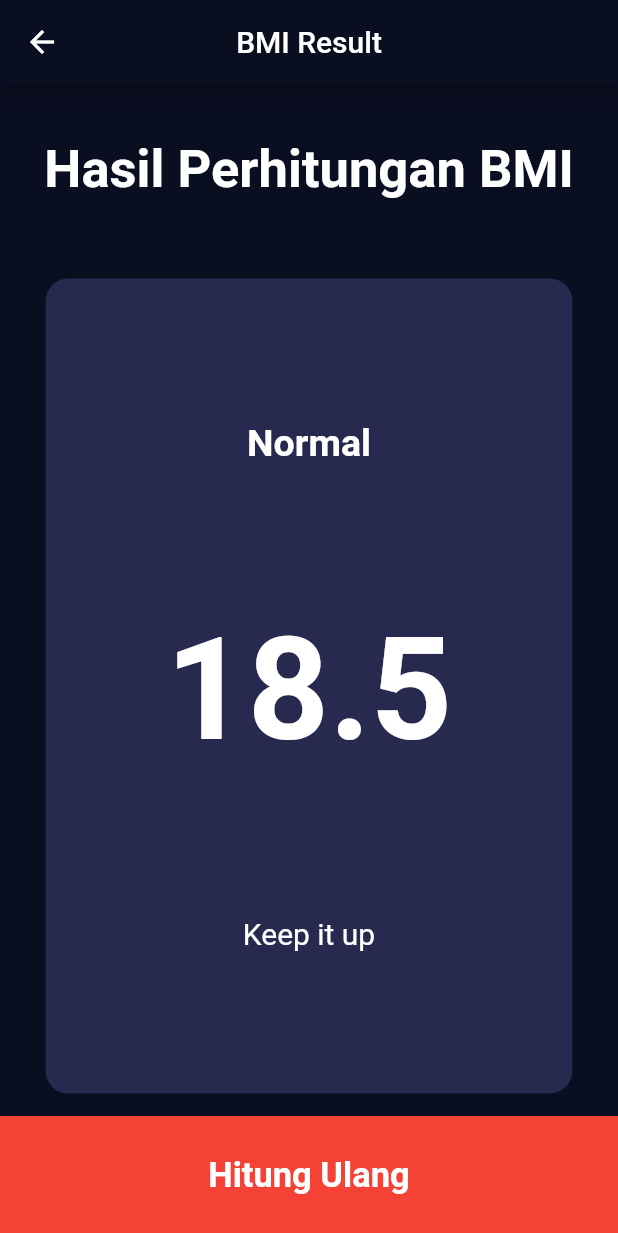
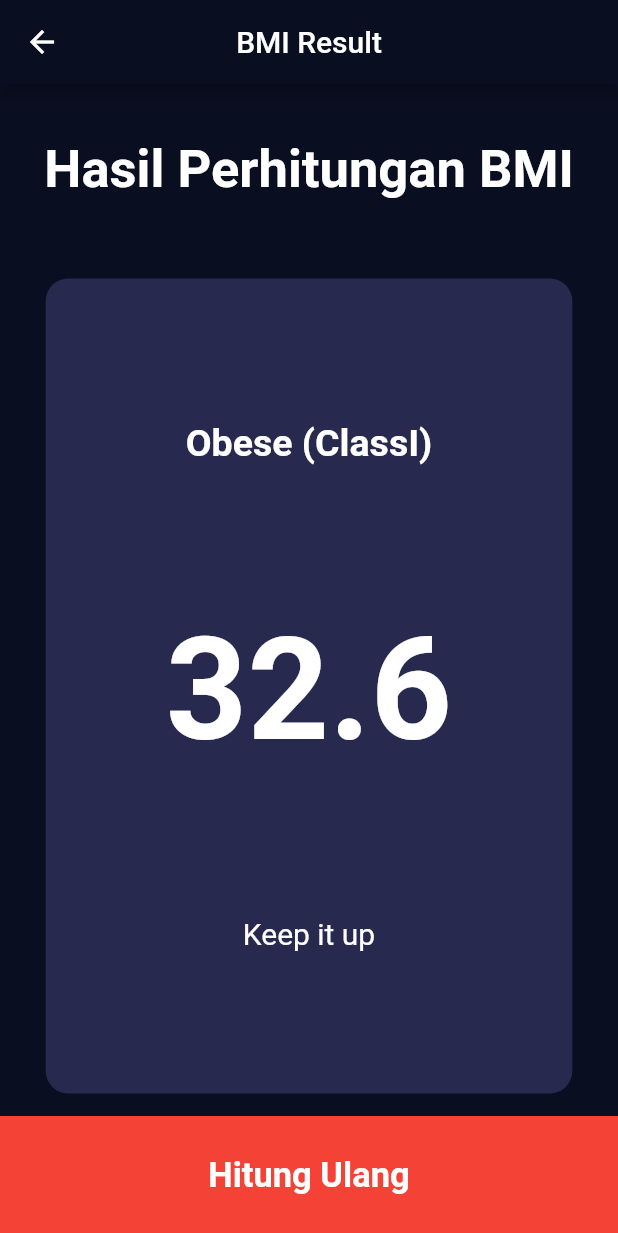
Before and after one commit to 3irham/bmi_calculator_app, a Flutter app: the screen it shows after launch, after a tap on "Hitung BMI", on a phone screen of 412 x 824 dp. Shown: the top 1233 px of the screen. Run offline on Flutter 3.47's test engine with Material 2 defaults, Android fonts, the phone set to English and light mode, and no system bars.

Commit message:
Update Part 16.2

```diff
--- a/lib/constants/constant.dart
+++ b/lib/constants/constant.dart
@@ -11,3 +11,12 @@ TextStyle numberTextStyle = const TextStyle(
   fontWeight: FontWeight.bold,
   color: Color.fromARGB(255, 255, 255, 255),
 );
+
+String underweightSevere = "Under weight (Severe thinness)";
+String underweightModerate = "Under weight (Moderate thinness)";
+String underweightMild = "Under weight (Mild thinness)";
+String normal = "Normal";
+String overweight = "Over weight";
+String obeseI = "Obese (ClassI)";
+String obeseII = "Obese (Class II)";
+String obeseIII = "Obese (Class III)";
--- a/lib/views/bmi_data_screen.dart
+++ b/lib/views/bmi_data_screen.dart
@@ -1,3 +1,5 @@
+import 'dart:math';
+
 import 'package:bmi_calculator_app/constants/constant.dart';
 import 'package:bmi_calculator_app/views/bmi_result_screen.dart';
 import 'package:flutter/material.dart';
@@ -13,6 +15,13 @@ class _BmiDataScreenState extends State<BmiDataScreen> {
   int height = 125;
   int weight = 50;
   int age = 20;
+
+  double calculateBmi() {
+    double heightInMeter = height / 100;
+    final h = pow(heightInMeter, 2);
+    final bmi = weight / h;
+    return bmi;
+  }
 
   @override
   Widget build(BuildContext context) {
@@ -208,10 +217,11 @@ class _BmiDataScreenState extends State<BmiDataScreen> {
           ),
           GestureDetector(
             onTap: () {
+              print(calculateBmi());
               Navigator.push(
                 context,
                 MaterialPageRoute(
-                  builder: (context) => const BmiResultScreen(),
+                  builder: (context) => BmiResultScreen(bmi: calculateBmi()),
                 ),
               );
             },
--- a/lib/views/bmi_result_screen.dart
+++ b/lib/views/bmi_result_screen.dart
@@ -3,7 +3,30 @@ import 'package:bmi_calculator_app/views/bmi_data_screen.dart';
 import 'package:flutter/material.dart';
 
 class BmiResultScreen extends StatelessWidget {
-  const BmiResultScreen({super.key});
+  const BmiResultScreen({super.key, required this.bmi});
+  final double bmi;
+
+  determineBmiCategory(double bmiValue) {
+    String category = '';
+    if (bmiValue < 16.0) {
+      category = underweightSevere;
+    } else if (bmiValue < 17) {
+      category = underweightModerate;
+    } else if (bmiValue < 18.5) {
+      category = underweightMild;
+    } else if (bmiValue < 25) {
+      category = normal;
+    } else if (bmiValue < 30) {
+      category = overweight;
+    } else if (bmiValue < 35) {
+      category = obeseI;
+    } else if (bmiValue < 40) {
+      category = obeseII;
+    } else if (bmiValue >= 40) {
+      category = obeseIII;
+    }
+    return category;
+  }
 
   @override
   Widget build(BuildContext context) {
@@ -35,24 +58,24 @@ class BmiResultScreen extends StatelessWidget {
                 ),
                 child: Column(
                     mainAxisAlignment: MainAxisAlignment.spaceEvenly,
-                    children: const [
+                    children: [
                       Text(
-                        'Normal',
-                        style: TextStyle(
+                        determineBmiCategory(bmi),
+                        style: const TextStyle(
                           fontSize: 25,
                           fontWeight: FontWeight.bold,
                           color: Colors.white,
                         ),
                       ),
                       Text(
-                        '18.5',
-                        style: TextStyle(
+                        bmi.toStringAsFixed(1),
+                        style: const TextStyle(
                           fontSize: 95,
                           fontWeight: FontWeight.bold,
                           color: Colors.white,
                         ),
                       ),
-                      Text(
+                      const Text(
                         'Keep it up',
                         textAlign: TextAlign.center,
                         style: TextStyle(
```
